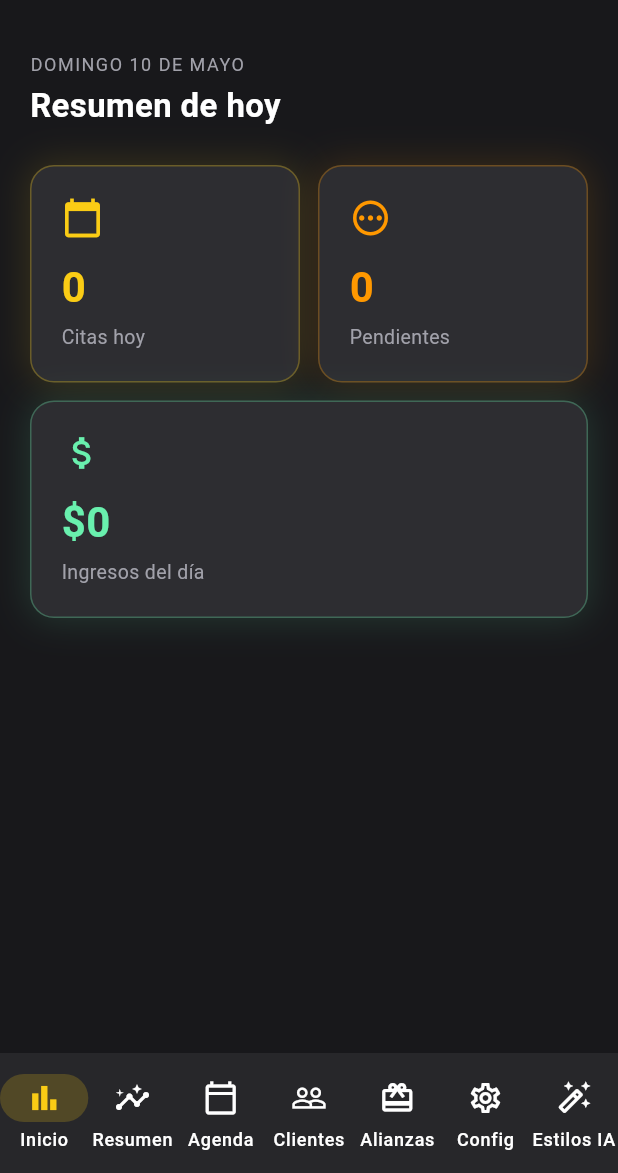
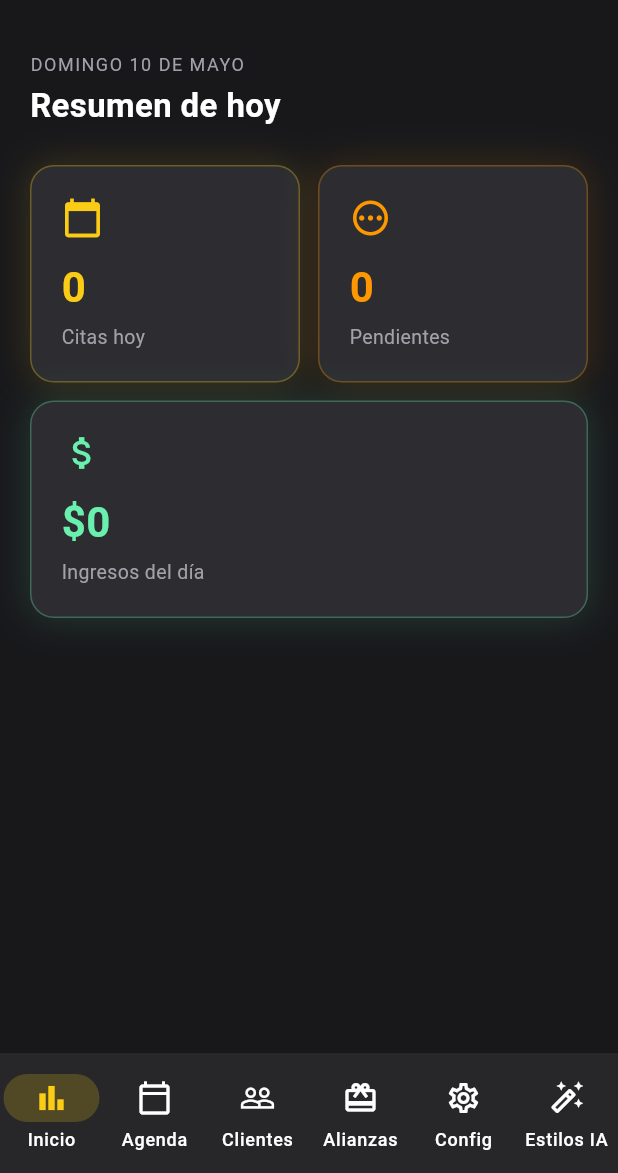
Before and after one commit to sebava1989-bot/capitalhumano-web, a Flutter app: the MainShell screen opened directly, on a phone screen of 412 x 824 dp, the part 63-1236 px from its top. Run offline on Flutter 3.47's test engine with Material 3 defaults, Android fonts, the phone set to English and light mode, and no system bars; our stand-ins replace cloud_firestore, connectivity_plus, file_picker, firebase_auth, firebase_core, firebase_messaging and 13 more; missing offline and left inert: google_mlkit_document_scanner, google_mlkit_text_recognition, pdfx; accounts and stored records are empty.

Commit message:
feat: mover Resumen Ejecutivo dentro de Agenda como pestaña
Co-Authored-By: Claude Sonnet 4.6 <noreply@anthropic.com>

```diff
--- a/barberia-saas/barberia_admin/lib/screens/agenda_screen.dart
+++ b/barberia-saas/barberia_admin/lib/screens/agenda_screen.dart
@@ -3,6 +3,7 @@ import 'package:intl/intl.dart';
 import '../models/reserva.dart';
 import '../services/reservas_service.dart';
 import 'reserva_detail_screen.dart';
+import 'resumen_screen.dart';
 
 class AgendaScreen extends StatefulWidget {
   final String barberiaId;
@@ -20,7 +21,7 @@ class _AgendaScreenState extends State<AgendaScreen>
   @override
   void initState() {
     super.initState();
-    _tabs = TabController(length: 3, vsync: this);
+    _tabs = TabController(length: 4, vsync: this);
   }
 
   @override
@@ -50,6 +51,7 @@ class _AgendaScreenState extends State<AgendaScreen>
             Tab(text: 'Hoy'),
             Tab(text: 'Mañana'),
             Tab(text: 'Esta semana'),
+            Tab(text: 'Resumen'),
           ],
         ),
       ),
@@ -69,6 +71,7 @@ class _AgendaScreenState extends State<AgendaScreen>
               key: ValueKey('semana$_refresh'),
               future: _service.getSemana(widget.barberiaId, hoy),
               onTap: _abrir),
+          ResumenScreen(barberiaId: widget.barberiaId),
         ],
       ),
     );
--- a/barberia-saas/barberia_admin/lib/screens/main_shell.dart
+++ b/barberia-saas/barberia_admin/lib/screens/main_shell.dart
@@ -6,7 +6,6 @@ import 'agenda_screen.dart';
 import 'clientes_screen.dart';
 import 'alianzas_screen.dart';
 import 'config_screen.dart';
-import 'resumen_screen.dart';
 import 'login_screen.dart';
 import 'prueba_estilo_screen.dart';
 import 'gestion_estilos_screen.dart';
@@ -84,7 +83,6 @@ class _MainShellState extends State<MainShell> {
 
     final screens = [
       DashboardScreen(barberiaId: _barberiaId!),
-      ResumenScreen(barberiaId: _barberiaId!),
       AgendaScreen(barberiaId: _barberiaId!),
       ClientesScreen(barberiaId: _barberiaId!, barberiaNombre: _barberiaNombre),
       AlianzasScreen(barberiaId: _barberiaId!),
@@ -114,10 +112,6 @@ class _MainShellState extends State<MainShell> {
               selectedIcon: Icon(Icons.bar_chart, color: Color(0xFFFACC15)),
               label: 'Inicio'),
           NavigationDestination(
-              icon: Icon(Icons.insights_outlined),
-              selectedIcon: Icon(Icons.insights, color: Color(0xFFFACC15)),
-              label: 'Resumen'),
-          NavigationDestination(
               icon: Icon(Icons.calendar_today_outlined),
               selectedIcon: Icon(Icons.calendar_today, color: Color(0xFFFACC15)),
               label: 'Agenda'),
```
